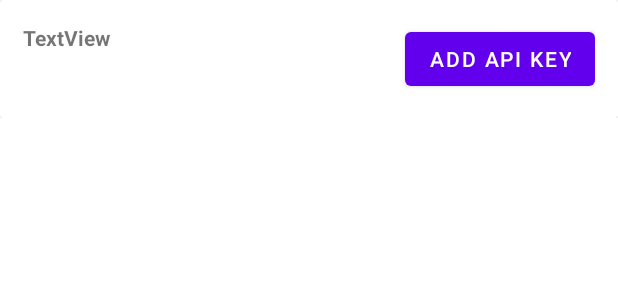
After one commit to mdumfart/HabiticaSMAExtension, an Android app: the layout partymember.xml on its own in the app's theme, with its tools: preview values and no code run, on a phone screen of 412 x 824 dp. The commit adds this screen. Shown: the top 300 px of the screen. Run offline under Robolectric (Android 15) with nearby library versions, the phone set to English and light mode, and no system bars; network calls fail.

Commit message:
Add popup

```diff
--- /dev/null
+++ b/app/src/main/java/com/example/habiticasmaextension/core/wrapper/OnAddApiTokenOk.java
@@ -0,0 +1,5 @@
+package com.example.habiticasmaextension.core.wrapper;
+
+public interface OnAddApiTokenOk {
+    void getValue(String value);
+}
--- /dev/null
+++ b/app/src/main/res/drawable/ic_check.xml
@@ -0,0 +1,5 @@
+<vector android:height="24dp" android:tint="#FFCB47"
+    android:viewportHeight="24" android:viewportWidth="24"
+    android:width="24dp" xmlns:android="http://schemas.android.com/apk/res/android">
+    <path android:fillColor="@android:color/white" android:pathData="M9,16.17L4.83,12l-1.42,1.41L9,19 21,7l-1.41,-1.41z"/>
+</vector>
--- /dev/null
+++ b/app/src/main/res/layout/partymember.xml
@@ -0,0 +1,48 @@
+<?xml version="1.0" encoding="utf-8"?>
+<androidx.constraintlayout.widget.ConstraintLayout
+    xmlns:android="http://schemas.android.com/apk/res/android"
+    xmlns:app="http://schemas.android.com/apk/res-auto"
+    xmlns:tools="http://schemas.android.com/tools"
+    android:layout_width="match_parent"
+    android:layout_height="wrap_content"
+    android:layout_marginBottom="10dp">
+
+    <androidx.cardview.widget.CardView
+        android:layout_width="match_parent"
+        android:layout_height="wrap_content"
+        app:layout_constraintTop_toTopOf="parent">
+
+        <androidx.constraintlayout.widget.ConstraintLayout
+            android:layout_width="match_parent"
+            android:layout_height="wrap_content"
+            android:padding="15dp">
+
+            <TextView
+                android:id="@+id/member_username_text"
+                android:layout_width="wrap_content"
+                android:layout_height="wrap_content"
+                android:text="TextView"
+                android:textStyle="bold"
+                app:layout_constraintTop_toTopOf="parent"
+                app:layout_constraintStart_toStartOf="parent"/>
+
+            <Button
+                android:id="@+id/member_add_api_key_button"
+                android:layout_width="wrap_content"
+                android:layout_height="wrap_content"
+                android:text="@string/add_api_key"
+                app:layout_constraintTop_toTopOf="parent"
+                app:layout_constraintEnd_toEndOf="parent"/>
+
+            <ImageView
+                android:id="@+id/member_check_api_key_image"
+                android:layout_width="wrap_content"
+                android:layout_height="wrap_content"
+                android:src="@drawable/ic_check"
+                app:layout_constraintTop_toTopOf="parent"
+                app:layout_constraintEnd_toEndOf="parent"
+                android:visibility="gone"/>
+        </androidx.constraintlayout.widget.ConstraintLayout>
+
+    </androidx.cardview.widget.CardView>
+</androidx.constraintlayout.widget.ConstraintLayout>
--- a/app/src/main/res/values/strings.xml
+++ b/app/src/main/res/values/strings.xml
@@ -23,4 +23,7 @@
     <string name="previous">Previous</string>
     <!-- TODO: Remove or change this placeholder text -->
     <string name="hello_blank_fragment">Hello blank fragment</string>
+    <string name="members">Members:</string>
+    <string name="add_api_key">Add API Key</string>
+    <string name="api_key">API Key</string>
 </resources>
```
Also changed, not shown: app/src/main/java/com/example/habiticasmaextension/core/models/GroupMember.java (+9 -2 lines), app/src/main/java/com/example/habiticasmaextension/core/proxy/HabiticaProxyImpl.java (+7 -2 lines), app/src/main/java/com/example/habiticasmaextension/ui/PartyFragment.java (+13 -3 lines), app/src/main/java/com/example/habiticasmaextension/ui/partymembers/AddApiKeyFragment.java (added, +59 -0 lines), app/src/main/java/com/example/habiticasmaextension/ui/partymembers/PartyMembersAdapter.java (added, +88 -0 lines), app/src/main/res/layout/fragment_add_api_key.xml (added, +16 -0 lines), app/src/main/res/layout/fragment_party.xml (+19 -6 lines).
